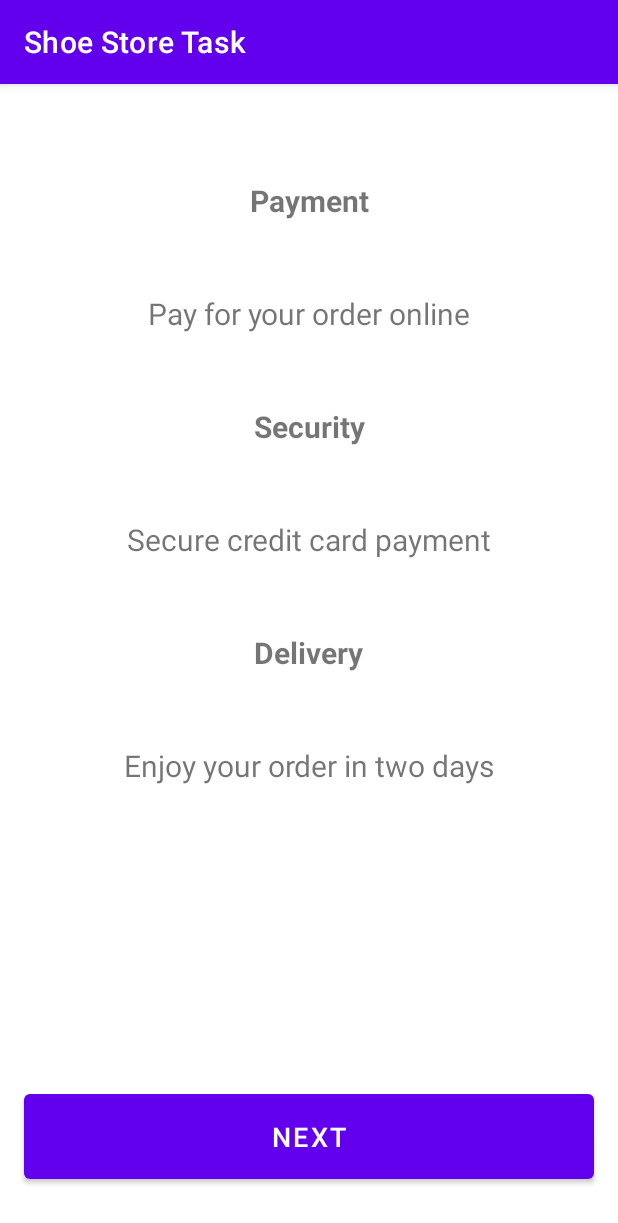
After one commit to HappySolutions/Shoe-Store-Task, an Android app: the InstructionsFragment screen opened through its navigation route, on a phone screen of 412 x 824 dp. The commit adds this screen. Shown: the top 1223 px of the screen. Run offline under Robolectric (Android 15) with nearby library versions, the phone set to English and light mode, and no system bars; 1 statement that could not run was skipped.

Commit message:
Create a new instructions destination

```diff
--- /dev/null
+++ b/app/src/main/java/com/example/shoestoretask/screens/instructions/InstructionsFragment.kt
@@ -0,0 +1,21 @@
+package com.example.shoestoretask.screens.instructions
+
+import android.os.Bundle
+import androidx.fragment.app.Fragment
+import android.view.LayoutInflater
+import android.view.View
+import android.view.ViewGroup
+import com.example.shoestoretask.R
+
+
+class InstructionsFragment : Fragment() {
+
+    override fun onCreateView(
+        inflater: LayoutInflater, container: ViewGroup?,
+        savedInstanceState: Bundle?
+    ): View? {
+        // Inflate the layout for this fragment
+        return inflater.inflate(R.layout.fragment_instructions, container, false)
+    }
+
+}
--- a/app/src/main/res/layout/activity_main.xml
+++ b/app/src/main/res/layout/activity_main.xml
@@ -1,18 +1,17 @@
 <?xml version="1.0" encoding="utf-8"?>
-<androidx.constraintlayout.widget.ConstraintLayout xmlns:android="http://schemas.android.com/apk/res/android"
+<LinearLayout xmlns:android="http://schemas.android.com/apk/res/android"
     xmlns:app="http://schemas.android.com/apk/res-auto"
     xmlns:tools="http://schemas.android.com/tools"
     android:layout_width="match_parent"
     android:layout_height="match_parent"
     tools:context=".MainActivity">
 
-    <TextView
-        android:layout_width="wrap_content"
-        android:layout_height="wrap_content"
-        android:text="Hello World!"
-        app:layout_constraintBottom_toBottomOf="parent"
-        app:layout_constraintEnd_toEndOf="parent"
-        app:layout_constraintStart_toStartOf="parent"
-        app:layout_constraintTop_toTopOf="parent" />
+    <fragment
+        android:id="@+id/myNavHostFragment"
+        android:name="androidx.navigation.fragment.NavHostFragment"
+        android:layout_width="match_parent"
+        android:layout_height="match_parent"
+        app:defaultNavHost="true"
+        app:navGraph="@navigation/navigation"/>
 
-</androidx.constraintlayout.widget.ConstraintLayout>
+</LinearLayout>
--- /dev/null
+++ b/app/src/main/res/layout/fragment_instructions.xml
@@ -0,0 +1,91 @@
+<?xml version="1.0" encoding="utf-8"?>
+<FrameLayout xmlns:android="http://schemas.android.com/apk/res/android"
+    xmlns:tools="http://schemas.android.com/tools"
+    android:layout_width="match_parent"
+    android:layout_height="match_parent"
+    xmlns:app="http://schemas.android.com/apk/res-auto"
+    tools:context=".screens.instructions.InstructionsFragment">
+
+    <androidx.constraintlayout.widget.ConstraintLayout
+        android:layout_width="match_parent"
+        android:layout_height="match_parent" >
+
+        <Button
+            android:id="@+id/instNxtBtn"
+            style="@style/btnStyle"
+            android:layout_width="0dp"
+            android:layout_height="wrap_content"
+            android:layout_marginBottom="32dp"
+            android:text="next"
+            app:layout_constraintBottom_toBottomOf="parent"
+            app:layout_constraintEnd_toEndOf="parent"
+            app:layout_constraintStart_toStartOf="parent" />
+
+        <TextView
+            android:id="@+id/pyTxt"
+            style="@style/txtStyle"
+            android:layout_width="wrap_content"
+            android:layout_height="wrap_content"
+            android:layout_marginTop="64dp"
+            android:text="Payment"
+            app:layout_constraintEnd_toEndOf="parent"
+            app:layout_constraintStart_toStartOf="parent"
+            app:layout_constraintTop_toTopOf="parent" />
+
+        <TextView
+            android:id="@+id/pyTxt2"
+            style="@style/editTxtStyle"
+            android:layout_width="wrap_content"
+            android:layout_height="wrap_content"
+            android:layout_marginTop="32dp"
+            android:text="Pay for your order online"
+            app:layout_constraintEnd_toEndOf="parent"
+            app:layout_constraintStart_toStartOf="parent"
+            app:layout_constraintTop_toBottomOf="@+id/pyTxt" />
+
+        <TextView
+            android:id="@+id/secndTxt"
+            style="@style/txtStyle"
+            android:layout_width="wrap_content"
+            android:layout_height="wrap_content"
+            android:layout_marginTop="32dp"
+            android:text="Security"
+            app:layout_constraintEnd_toEndOf="parent"
+            app:layout_constraintStart_toStartOf="parent"
+            app:layout_constraintTop_toBottomOf="@+id/pyTxt2" />
+
+        <TextView
+            android:id="@+id/secndTxt2"
+            style="@style/editTxtStyle"
+            android:layout_width="wrap_content"
+            android:layout_height="wrap_content"
+            android:layout_marginTop="32dp"
+            android:text="Secure credit card payment"
+            app:layout_constraintEnd_toEndOf="parent"
+            app:layout_constraintStart_toStartOf="parent"
+            app:layout_constraintTop_toBottomOf="@+id/secndTxt" />
+
+        <TextView
+            android:id="@+id/deltTxt"
+            style="@style/txtStyle"
+            android:layout_width="wrap_content"
+            android:layout_height="wrap_content"
+            android:layout_marginTop="32dp"
+            android:text="Delivery"
+            app:layout_constraintEnd_toEndOf="parent"
+            app:layout_constraintStart_toStartOf="parent"
+            app:layout_constraintTop_toBottomOf="@+id/secndTxt2" />
+
+        <TextView
+            android:id="@+id/deltTxt2"
+            style="@style/editTxtStyle"
+            android:layout_width="wrap_content"
+            android:layout_height="wrap_content"
+            android:layout_marginTop="32dp"
+            android:text="Enjoy your order in two days"
+            app:layout_constraintEnd_toEndOf="parent"
+            app:layout_constraintStart_toStartOf="parent"
+            app:layout_constraintTop_toBottomOf="@+id/deltTxt" />
+    </androidx.constraintlayout.widget.ConstraintLayout>
+
+</FrameLayout>
--- a/app/src/main/res/navigation/navigation.xml
+++ b/app/src/main/res/navigation/navigation.xml
@@ -1,6 +1,31 @@
 <?xml version="1.0" encoding="utf-8"?>
 <navigation xmlns:android="http://schemas.android.com/apk/res/android"
     xmlns:app="http://schemas.android.com/apk/res-auto"
-    android:id="@+id/navigation">
+    xmlns:tools="http://schemas.android.com/tools"
+    android:id="@+id/navigation"
+    app:startDestination="@id/loginFragment">
 
+    <fragment
+        android:id="@+id/loginFragment"
+        android:name="com.example.shoestoretask.screens.login.LoginFragment"
+        android:label="fragment_login"
+        tools:layout="@layout/fragment_login" >
+        <action
+            android:id="@+id/action_loginFragment_to_welcomeFragment"
+            app:destination="@id/welcomeFragment" />
+    </fragment>
+    <fragment
+        android:id="@+id/welcomeFragment"
+        android:name="com.example.shoestoretask.screens.welcome.WelcomeFragment"
+        android:label="fragment_welcome"
+        tools:layout="@layout/fragment_welcome" >
+        <action
+            android:id="@+id/action_welcomeFragment_to_instructionsFragment"
+            app:destination="@id/instructionsFragment" />
+    </fragment>
+    <fragment
+        android:id="@+id/instructionsFragment"
+        android:name="com.example.shoestoretask.screens.instructions.InstructionsFragment"
+        android:label="fragment_instructions"
+        tools:layout="@layout/fragment_instructions" />
 </navigation>
--- /dev/null
+++ b/app/src/main/res/values/style.xml
@@ -0,0 +1,20 @@
+<?xml version="1.0" encoding="utf-8"?>
+<resources>
+    <style name="btnStyle">
+        <item name="android:layout_marginStart">16dp</item>
+        <item name="android:layout_marginTop">16dp</item>
+        <item name="android:layout_marginEnd">16dp</item>
+        <item name="android:padding">16dp</item>
+        <item name="android:textSize">18sp</item>
+    </style>
+
+    <style name="txtStyle">
+        <item name="android:textSize">20sp</item>
+        <item name="android:textStyle">bold</item>
+    </style>
+
+    <style name="editTxtStyle">
+        <item name="android:padding">16dp</item>
+        <item name="android:textSize">20sp</item>
+    </style>
+</resources>
```
Also changed, not shown: app/src/main/java/com/example/shoestoretask/screens/welcome/WelcomeFragment.kt (added, +30 -0 lines), app/src/main/res/layout/fragment_login.xml (+16 -15 lines), app/src/main/res/layout/fragment_welcome.xml (added, +59 -0 lines).
